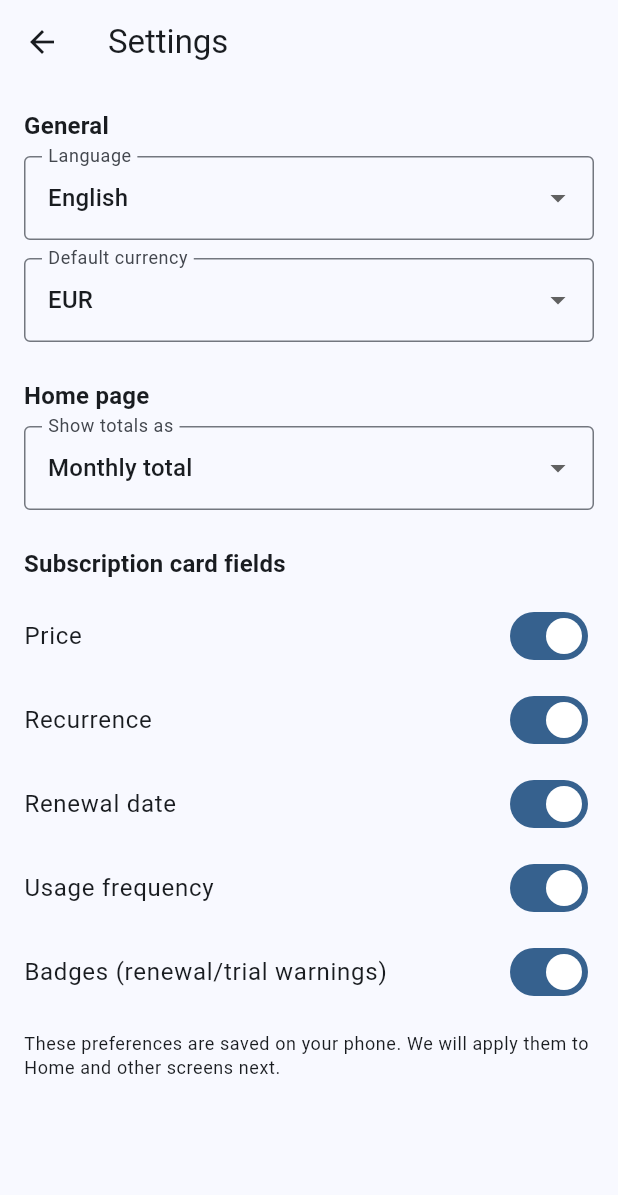
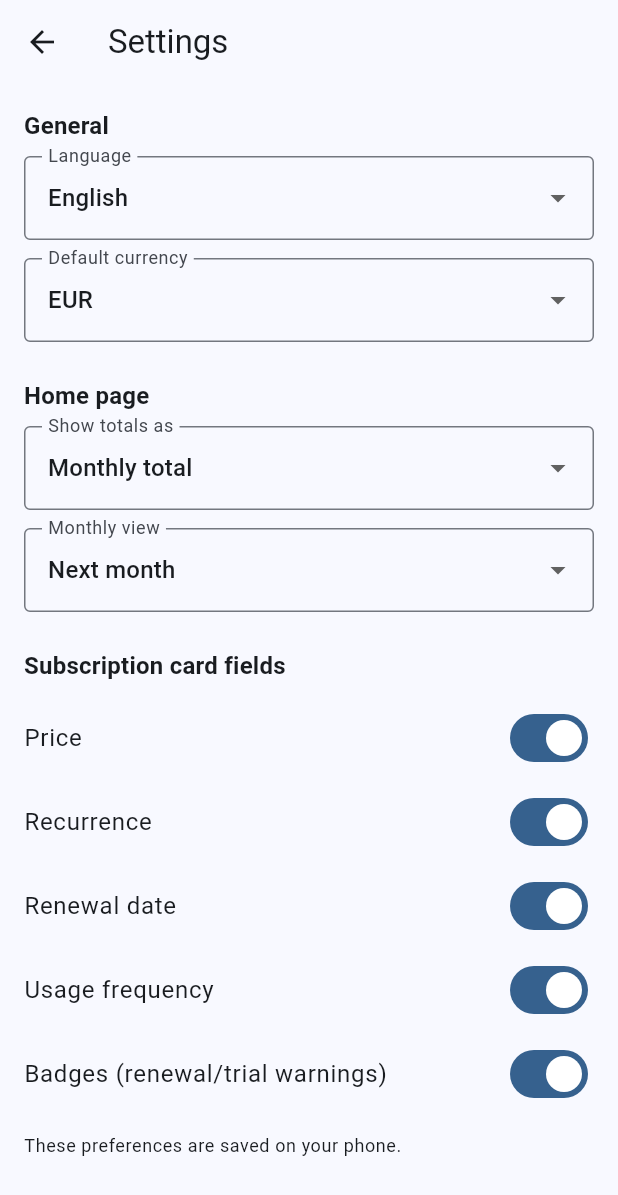
Before and after one commit to simoncraf/subscription_app, a Flutter app: the SettingsPage screen opened directly, on a phone screen of 412 x 824 dp. Shown: the top 1195 px of the screen. Run offline on Flutter 3.47's test engine with Material 3 defaults, Android fonts, the phone set to English and light mode, and no system bars; our stand-ins replace hive, hive_flutter; accounts and stored records are empty.

Commit message:
feat: Add current month

```diff
--- a/lib/data/settings_store.dart
+++ b/lib/data/settings_store.dart
@@ -4,6 +4,7 @@ class AppSettings {
   final String language; // e.g. 'en'
   final String defaultCurrency; // e.g. 'EUR'
   final String homeTotalMode; // 'monthly' | 'annual'
+  final String monthlyTotalView; // 'next' | 'current'
   final bool showPrice;
   final bool showRecurrence;
   final bool showRenewalDate;
@@ -14,6 +15,7 @@ class AppSettings {
     required this.language,
     required this.defaultCurrency,
     required this.homeTotalMode,
+    required this.monthlyTotalView,
     required this.showPrice,
     required this.showRecurrence,
     required this.showRenewalDate,
@@ -25,6 +27,7 @@ class AppSettings {
         language: 'en',
         defaultCurrency: 'EUR',
         homeTotalMode: 'monthly',
+        monthlyTotalView: 'next',
         showPrice: true,
         showRecurrence: true,
         showRenewalDate: true,
@@ -36,6 +39,7 @@ class AppSettings {
     String? language,
     String? defaultCurrency,
     String? homeTotalMode,
+    String? monthlyTotalView,
     bool? showPrice,
     bool? showRecurrence,
     bool? showRenewalDate,
@@ -46,6 +50,7 @@ class AppSettings {
       language: language ?? this.language,
       defaultCurrency: defaultCurrency ?? this.defaultCurrency,
       homeTotalMode: homeTotalMode ?? this.homeTotalMode,
+      monthlyTotalView: monthlyTotalView ?? this.monthlyTotalView,
       showPrice: showPrice ?? this.showPrice,
       showRecurrence: showRecurrence ?? this.showRecurrence,
       showRenewalDate: showRenewalDate ?? this.showRenewalDate,
@@ -62,6 +67,7 @@ class SettingsStore {
   static const _kLanguage = 'language';
   static const _kDefaultCurrency = 'defaultCurrency';
   static const _kHomeTotalMode = 'homeTotalMode';
+  static const _kMonthlyTotalView = 'monthlyTotalView';
   static const _kShowPrice = 'showPrice';
   static const _kShowRecurrence = 'showRecurrence';
   static const _kShowRenewalDate = 'showRenewalDate';
@@ -78,6 +84,7 @@ class SettingsStore {
       language: (box.get(_kLanguage) as String?) ?? d.language,
       defaultCurrency: (box.get(_kDefaultCurrency) as String?) ?? d.defaultCurrency,
       homeTotalMode: (box.get(_kHomeTotalMode) as String?) ?? d.homeTotalMode,
+      monthlyTotalView: (box.get(_kMonthlyTotalView) as String?) ?? d.monthlyTotalView,
       showPrice: (box.get(_kShowPrice) as bool?) ?? d.showPrice,
       showRecurrence: (box.get(_kShowRecurrence) as bool?) ?? d.showRecurrence,
       showRenewalDate: (box.get(_kShowRenewalDate) as bool?) ?? d.showRenewalDate,
@@ -91,6 +98,7 @@ class SettingsStore {
     await box.put(_kLanguage, s.language);
     await box.put(_kDefaultCurrency, s.defaultCurrency);
     await box.put(_kHomeTotalMode, s.homeTotalMode);
+    await box.put(_kMonthlyTotalView, s.monthlyTotalView);
     await box.put(_kShowPrice, s.showPrice);
     await box.put(_kShowRecurrence, s.showRecurrence);
     await box.put(_kShowRenewalDate, s.showRenewalDate);
--- a/lib/ui/settings_page.dart
+++ b/lib/ui/settings_page.dart
@@ -23,6 +23,12 @@ class _SettingsPageState extends State<SettingsPage> {
   };
 
   static const _currencies = <String>['EUR', 'PLN', 'USD'];
+
+  // ✅ NEW: monthly view options
+  static const _monthlyViews = <String, String>{
+    'next': 'Next month',
+    'current': 'Current month',
+  };
 
   @override
   void initState() {
@@ -59,7 +65,13 @@ class _SettingsPageState extends State<SettingsPage> {
           if (_saving)
             const Padding(
               padding: EdgeInsets.only(right: 16),
-              child: Center(child: SizedBox(width: 18, height: 18, child: CircularProgressIndicator(strokeWidth: 2))),
+              child: Center(
+                child: SizedBox(
+                  width: 18,
+                  height: 18,
+                  child: CircularProgressIndicator(strokeWidth: 2),
+                ),
+              ),
             ),
         ],
       ),
@@ -70,7 +82,10 @@ class _SettingsPageState extends State<SettingsPage> {
               children: [
                 Text(
                   'General',
-                  style: Theme.of(context).textTheme.titleMedium?.copyWith(fontWeight: FontWeight.w700),
+                  style: Theme.of(context)
+                      .textTheme
+                      .titleMedium
+                      ?.copyWith(fontWeight: FontWeight.w700),
                 ),
                 const SizedBox(height: 8),
 
@@ -82,7 +97,8 @@ class _SettingsPageState extends State<SettingsPage> {
                     border: OutlineInputBorder(),
                   ),
                   items: _languages.entries
-                      .map((e) => DropdownMenuItem(value: e.key, child: Text(e.value)))
+                      .map((e) =>
+                          DropdownMenuItem(value: e.key, child: Text(e.value)))
                       .toList(),
                   onChanged: (v) {
                     if (v == null) return;
@@ -111,7 +127,10 @@ class _SettingsPageState extends State<SettingsPage> {
 
                 Text(
                   'Home page',
-                  style: Theme.of(context).textTheme.titleMedium?.copyWith(fontWeight: FontWeight.w700),
+                  style: Theme.of(context)
+                      .textTheme
+                      .titleMedium
+                      ?.copyWith(fontWeight: FontWeight.w700),
                 ),
                 const SizedBox(height: 8),
 
@@ -123,20 +142,54 @@ class _SettingsPageState extends State<SettingsPage> {
                     border: OutlineInputBorder(),
                   ),
                   items: const [
-                    DropdownMenuItem(value: 'monthly', child: Text('Monthly total')),
+                    DropdownMenuItem(
+                        value: 'monthly', child: Text('Monthly total')),
                     DropdownMenuItem(value: 'annual', child: Text('Annual total')),
                   ],
                   onChanged: (v) {
                     if (v == null) return;
-                    _update(s.copyWith(homeTotalMode: v));
+
+                    // ✅ If switching away from monthly, keep monthlyTotalView as-is.
+                    // ✅ If switching to monthly and monthlyTotalView is empty for any reason, default to 'next'.
+                    final next = (v == 'monthly' &&
+                            (s.monthlyTotalView.trim().isEmpty))
+                        ? s.copyWith(homeTotalMode: v, monthlyTotalView: 'next')
+                        : s.copyWith(homeTotalMode: v);
+
+                    _update(next);
                   },
                 ),
+
+                const SizedBox(height: 12),
+
+                // ✅ NEW: Monthly view (only shown when monthly totals are selected)
+                if (s.homeTotalMode == 'monthly')
+                  DropdownButtonFormField<String>(
+                    value: s.monthlyTotalView,
+                    decoration: const InputDecoration(
+                      labelText: 'Monthly view',
+                      border: OutlineInputBorder(),
+                    ),
+                    items: _monthlyViews.entries
+                        .map((e) => DropdownMenuItem(
+                              value: e.key,
+                              child: Text(e.value),
+                            ))
+                        .toList(),
+                    onChanged: (v) {
+                      if (v == null) return;
+                      _update(s.copyWith(monthlyTotalView: v));
+                    },
+                  ),
 
                 const SizedBox(height: 24),
 
                 Text(
                   'Subscription card fields',
-                  style: Theme.of(context).textTheme.titleMedium?.copyWith(fontWeight: FontWeight.w700),
+                  style: Theme.of(context)
+                      .textTheme
+                      .titleMedium
+                      ?.copyWith(fontWeight: FontWeight.w700),
                 ),
                 const SizedBox(height: 8),
 
@@ -173,9 +226,8 @@ class _SettingsPageState extends State<SettingsPage> {
 
                 const SizedBox(height: 12),
 
-                // Optional: quick explanation
                 Text(
-                  'These preferences are saved on your phone. We will apply them to Home and other screens next.',
+                  'These preferences are saved on your phone.',
                   style: Theme.of(context).textTheme.bodySmall,
                 ),
               ],
```
Also changed, not shown: lib/ui/home_page.dart (+124 -20 lines).
